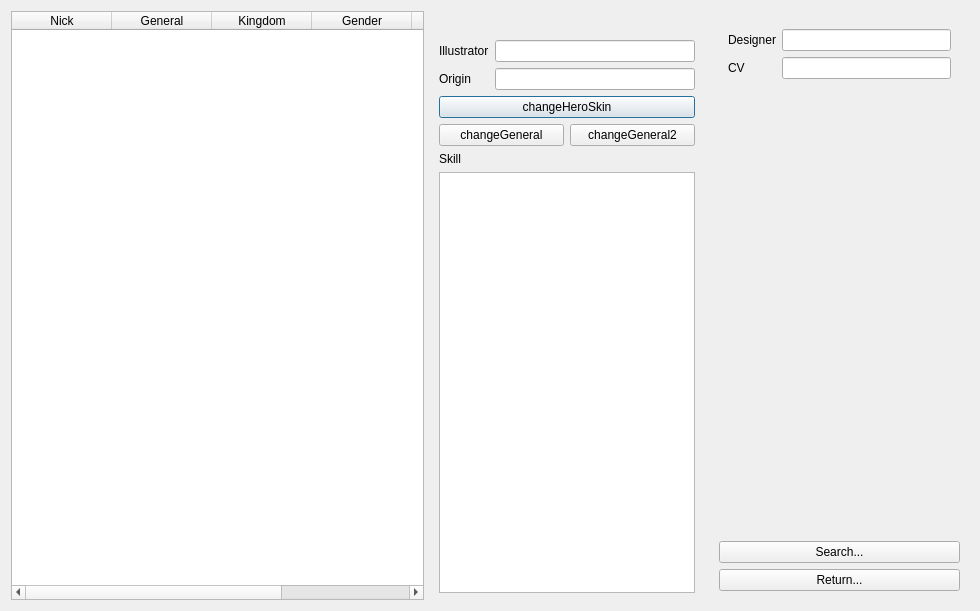
This is src/dialog/generaloverview.ui in lwtmusou/touhoukill as Qt 5 draws it before an edit. The edited form follows.
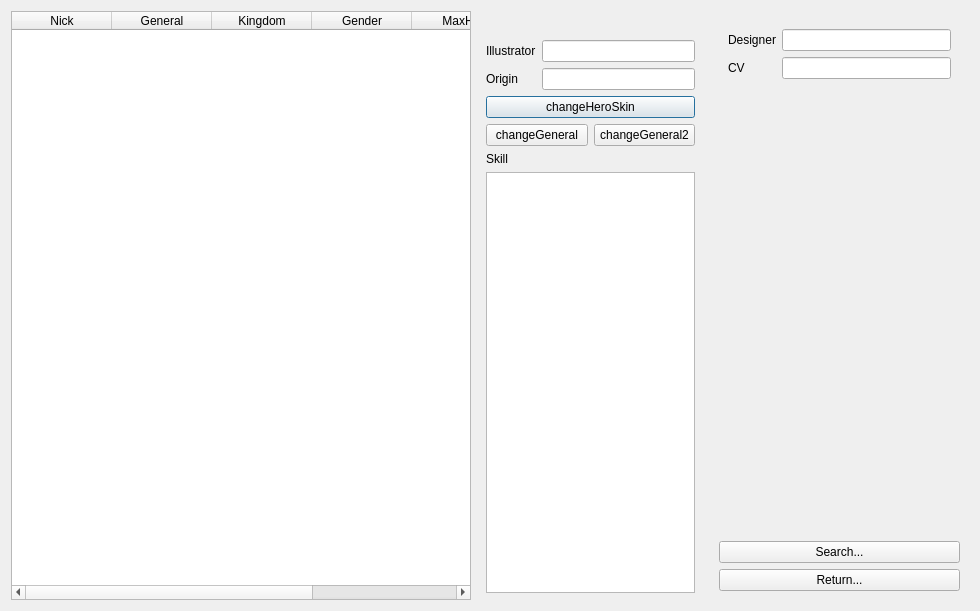
This is the edited form. Icons and pictures are not drawn.

What changed in the file:
```diff
--- a/src/dialog/generaloverview.ui
+++ b/src/dialog/generaloverview.ui
@@ -31,6 +31,12 @@
   <layout class="QHBoxLayout" name="horizontalLayout_2">
    <item>
     <widget class="QTableWidget" name="tableWidget">
+     <property name="minimumSize">
+      <size>
+       <width>460</width>
+       <height>0</height>
+      </size>
+     </property>
      <property name="editTriggers">
       <set>QAbstractItemView::NoEditTriggers</set>
      </property>
```
Left out of the diff: 2 changed lines with no effect on the pictures.
